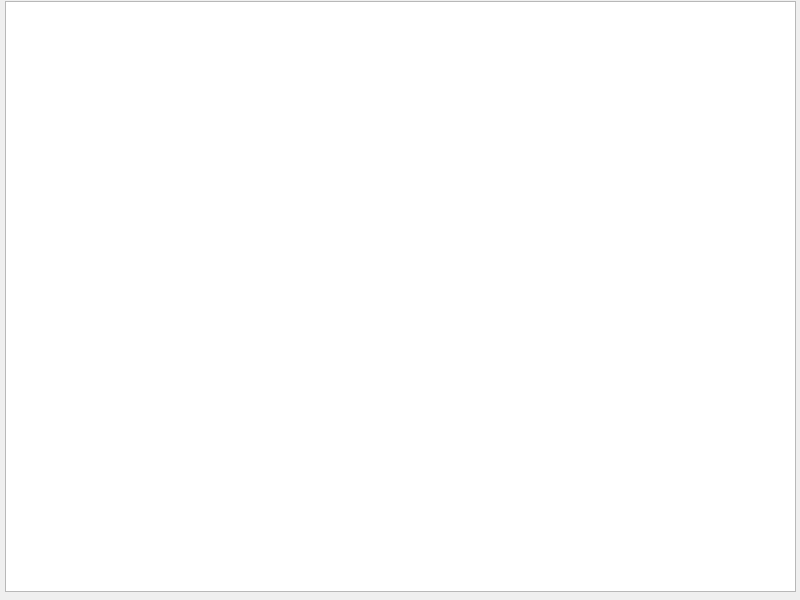
AverinDS/studyQt5, file windows/ui/TermsInGraphic.ui: the form before one commit.
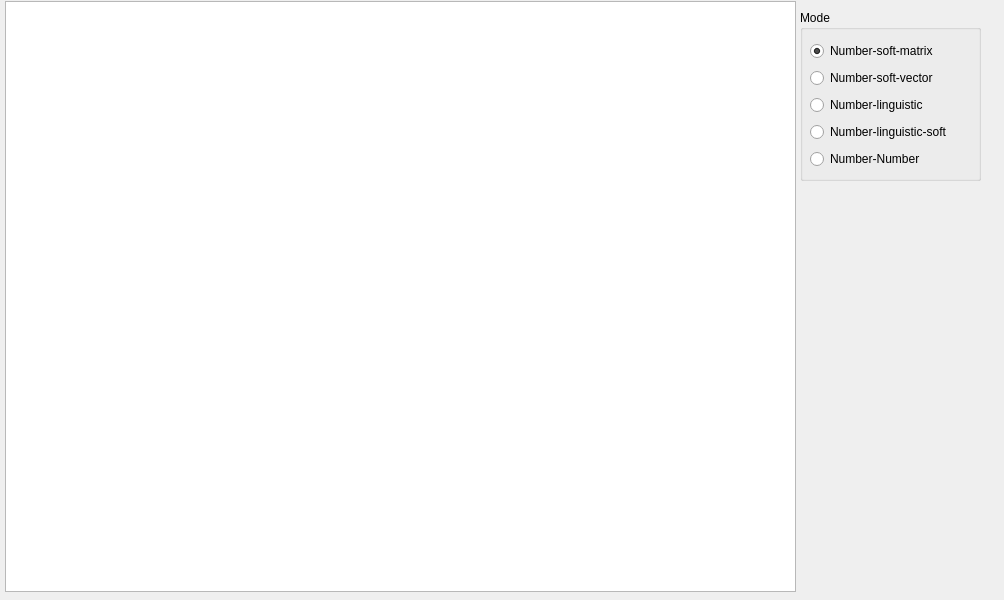
The form after the commit.

Patch:
```diff
--- a/windows/ui/TermsInGraphic.ui
+++ b/windows/ui/TermsInGraphic.ui
@@ -6,7 +6,7 @@
    <rect>
     <x>0</x>
     <y>0</y>
-    <width>800</width>
+    <width>1004</width>
     <height>600</height>
    </rect>
   </property>
@@ -24,6 +24,69 @@
      </rect>
     </property>
    </widget>
+   <widget class="QGroupBox" name="groupBox">
+    <property name="geometry">
+     <rect>
+      <x>800</x>
+      <y>10</y>
+      <width>181</width>
+      <height>171</height>
+     </rect>
+    </property>
+    <property name="title">
+     <string>Mode</string>
+    </property>
+    <widget class="QWidget" name="verticalLayoutWidget">
+     <property name="geometry">
+      <rect>
+       <x>10</x>
+       <y>30</y>
+       <width>165</width>
+       <height>131</height>
+      </rect>
+     </property>
+     <layout class="QVBoxLayout" name="verticalLayout">
+      <item>
+       <widget class="QRadioButton" name="radioButton_number_soft_matrix">
+        <property name="text">
+         <string>Number-soft-matrix</string>
+        </property>
+        <property name="checked">
+         <bool>true</bool>
+        </property>
+       </widget>
+      </item>
+      <item>
+       <widget class="QRadioButton" name="radioButton_numbe_soft_vector">
+        <property name="text">
+         <string>Number-soft-vector</string>
+        </property>
+       </widget>
+      </item>
+      <item>
+       <widget class="QRadioButton" name="radioButton_number_linguistic">
+        <property name="text">
+         <string>Number-linguistic</string>
+        </property>
+       </widget>
+      </item>
+      <item>
+       <widget class="QRadioButton" name="radioButton_number_soft_linguistic">
+        <property name="text">
+         <string>Number-linguistic-soft</string>
+        </property>
+       </widget>
+      </item>
+      <item>
+       <widget class="QRadioButton" name="radioButton_number_number">
+        <property name="text">
+         <string>Number-Number</string>
+        </property>
+       </widget>
+      </item>
+     </layout>
+    </widget>
+   </widget>
   </widget>
  </widget>
  <resources/>
```
